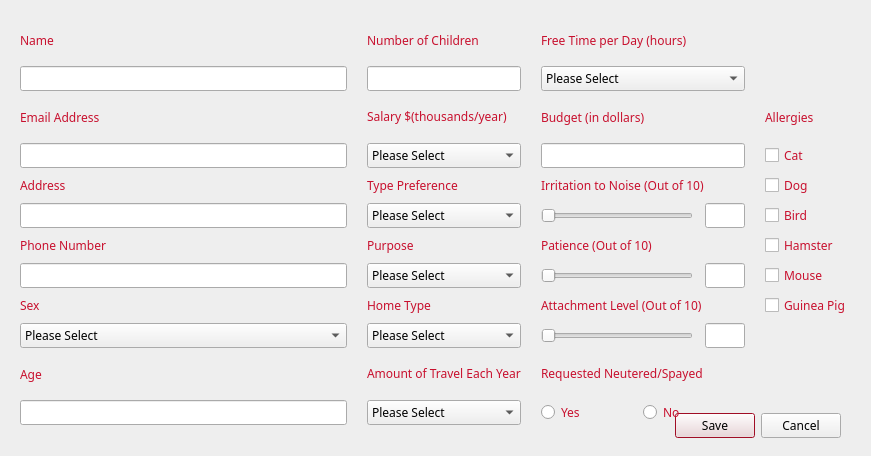
cameronhawtin/Animal-Farm-cuACS, file cuACS/addclient.ui: the form before one commit.
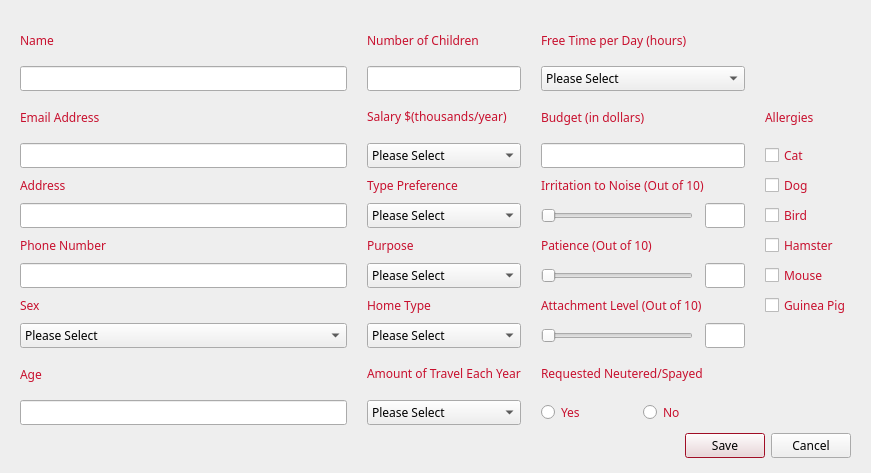
The form after the commit.

What changed in the file:
```diff
--- a/cuACS/addclient.ui
+++ b/cuACS/addclient.ui
@@ -7,7 +7,7 @@
     <x>0</x>
     <y>0</y>
     <width>871</width>
-    <height>456</height>
+    <height>473</height>
    </rect>
   </property>
   <property name="palette">
@@ -166,8 +166,8 @@
   <widget class="QDialogButtonBox" name="buttonBox">
    <property name="geometry">
     <rect>
-     <x>500</x>
-     <y>410</y>
+     <x>510</x>
+     <y>430</y>
      <width>341</width>
      <height>32</height>
     </rect>
```
